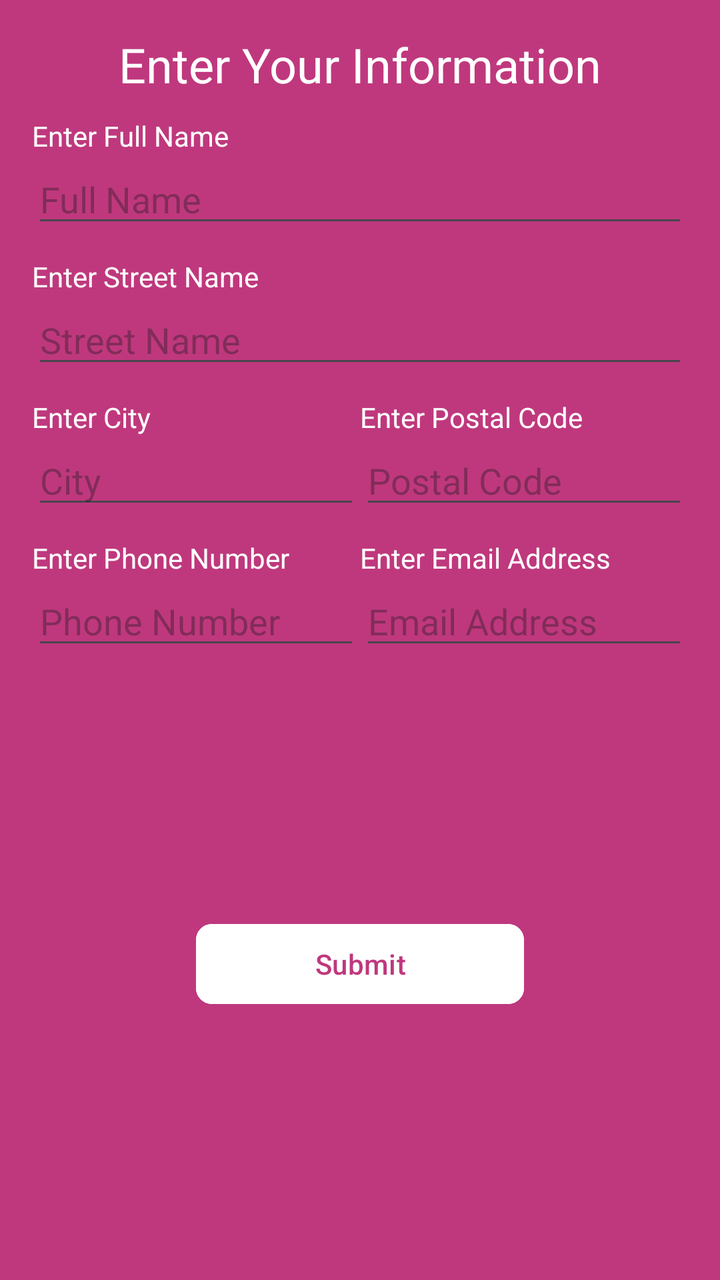
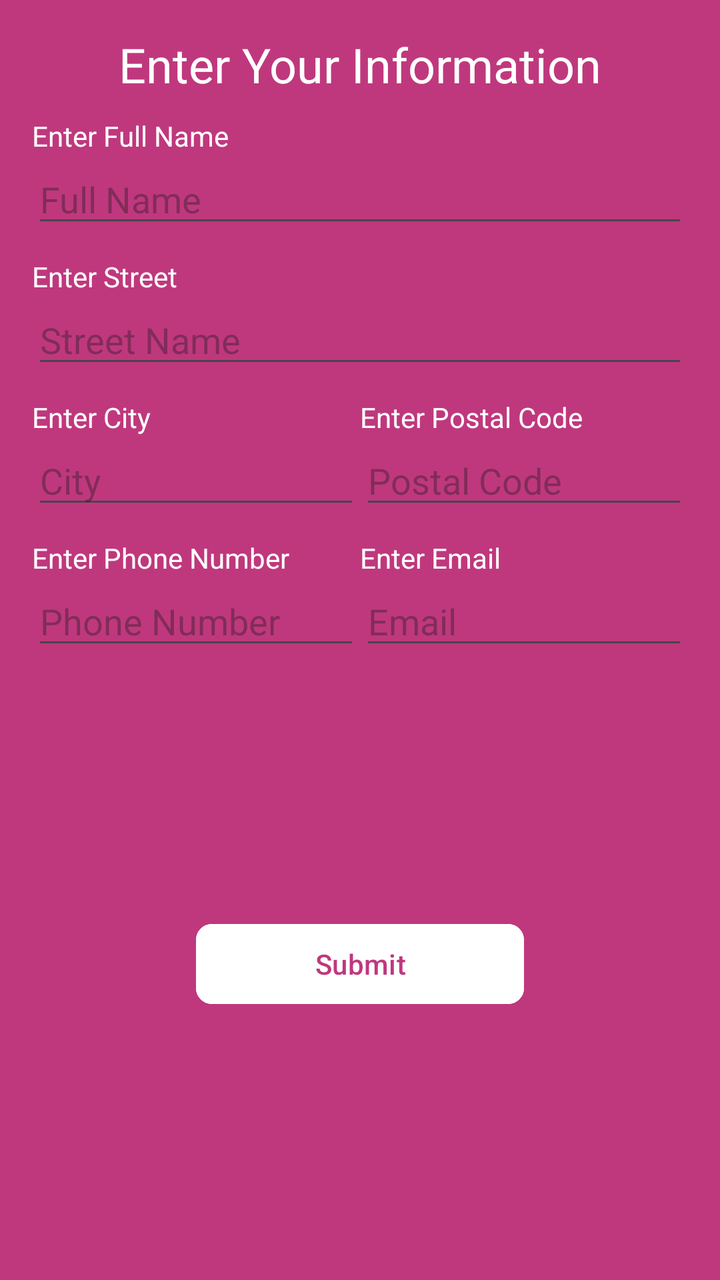

The first picture is an Android layout as it rendered before a commit; the second is the same layout after the commit. The layout source and the unified diff follow.
<!-- AndroidManifest.xml: application theme Theme.Team10_MAPD711_ProjectMilestone2 -->
<!-- res/layout/activity_customer_info6.xml -->
<?xml version="1.0" encoding="utf-8"?>
<androidx.constraintlayout.widget.ConstraintLayout xmlns:android="http://schemas.android.com/apk/res/android"
    xmlns:app="http://schemas.android.com/apk/res-auto"
    xmlns:tools="http://schemas.android.com/tools"
    android:layout_width="match_parent"
    android:layout_height="match_parent"
    android:background="#BF387D"
    android:padding="16dp"
    tools:context=".CustomerInfoActivity6">

    <TextView
        android:id="@+id/titleTextView"
        android:layout_width="wrap_content"
        android:layout_height="wrap_content"
        android:text="Enter Your Information"
        android:textColor="@color/white"
        android:textSize="24sp"
        app:layout_constraintEnd_toEndOf="parent"
        app:layout_constraintStart_toStartOf="parent"
        app:layout_constraintTop_toTopOf="parent" />

    <androidx.constraintlayout.widget.Guideline
        android:id="@+id/guideline"
        android:layout_width="wrap_content"
        android:layout_height="wrap_content"
        android:orientation="vertical"
        app:layout_constraintGuide_percent="0.5" />

    
    <TextView
        android:id="@+id/fullNameLabel"
        android:layout_width="0dp"
        android:layout_height="wrap_content"
        android:layout_marginTop="10dp"
        android:text="Enter Full Name"
        android:textColor="@color/white"
        app:layout_constraintEnd_toStartOf="@+id/guideline"
        app:layout_constraintStart_toStartOf="parent"
        app:layout_constraintTop_toBottomOf="@+id/titleTextView" />

    <EditText
        android:id="@+id/fullNameEditText"
        android:layout_width="0dp"
        android:layout_height="wrap_content"
        android:hint="Full Name"
        android:inputType="textPersonName"
        android:textColor="@color/white"
        app:layout_constraintEnd_toEndOf="parent"
        app:layout_constraintStart_toStartOf="parent"
        app:layout_constraintTop_toBottomOf="@+id/fullNameLabel" />

    
    <TextView
        android:id="@+id/streetNameLabel"
        android:layout_width="0dp"
        android:layout_height="wrap_content"
        android:layout_marginTop="10dp"
        android:text="Enter Street Name"
        android:textColor="@color/white"
        app:layout_constraintEnd_toStartOf="@+id/guideline"
        app:layout_constraintStart_toStartOf="parent"
        app:layout_constraintTop_toBottomOf="@+id/fullNameEditText" />

    <EditText
        android:id="@+id/streetNameEditText"
        android:layout_width="0dp"
        android:layout_height="wrap_content"
        android:hint="Street Name"
        android:inputType="text"
        android:textColor="@color/white"
        app:layout_constraintEnd_toEndOf="parent"
        app:layout_constraintStart_toStartOf="parent"
        app:layout_constraintTop_toBottomOf="@+id/streetNameLabel" />

    
    <TextView
        android:id="@+id/cityLabel"
        android:layout_width="0dp"
        android:layout_height="wrap_content"
        android:layout_marginTop="10dp"
        android:text="Enter City"
        android:textColor="@color/white"
        app:layout_constraintEnd_toStartOf="@+id/guideline"
        app:layout_constraintStart_toStartOf="parent"
        app:layout_constraintTop_toBottomOf="@+id/streetNameEditText" />

    <EditText
        android:id="@+id/cityEditText"
        android:layout_width="0dp"
        android:layout_height="wrap_content"
        android:hint="City"
        android:inputType="text"
        android:textColor="@color/white"
        app:layout_constraintEnd_toStartOf="@+id/guideline"
        app:layout_constraintStart_toStartOf="parent"
        app:layout_constraintTop_toBottomOf="@+id/cityLabel" />

    <TextView
        android:id="@+id/postalCodeLabel"
        android:layout_width="0dp"
        android:layout_height="wrap_content"
        android:layout_marginTop="10dp"
        android:text="Enter Postal Code"
        android:textColor="@color/white"
        app:layout_constraintEnd_toEndOf="parent"
        app:layout_constraintStart_toEndOf="@+id/guideline"
        app:layout_constraintTop_toBottomOf="@+id/streetNameEditText" />

    <EditText
        android:id="@+id/postalCodeEditText"
        android:layout_width="0dp"
        android:layout_height="wrap_content"
        android:hint="Postal Code"
        android:inputType="textPostalAddress"
        android:textColor="@color/white"
        app:layout_constraintEnd_toEndOf="parent"
        app:layout_constraintStart_toEndOf="@+id/guideline"
        app:layout_constraintTop_toBottomOf="@+id/postalCodeLabel" />


    
    <TextView
        android:id="@+id/phoneLabel"
        android:layout_width="0dp"
        android:layout_height="wrap_content"
        android:layout_marginTop="10dp"
        android:text="Enter Phone Number"
        android:textColor="@color/white"
        app:layout_constraintEnd_toStartOf="@+id/guideline"
        app:layout_constraintStart_toStartOf="parent"
        app:layout_constraintTop_toBottomOf="@+id/cityEditText" />

    <EditText
        android:id="@+id/phoneEditText"
        android:layout_width="0dp"
        android:layout_height="wrap_content"
        android:hint="Phone Number"
        android:inputType="phone"
        android:textColor="@color/white"
        app:layout_constraintEnd_toStartOf="@+id/guideline"
        app:layout_constraintStart_toStartOf="parent"
        app:layout_constraintTop_toBottomOf="@+id/phoneLabel" />

    <TextView
        android:id="@+id/emailLabel"
        android:layout_width="0dp"
        android:layout_height="wrap_content"
        android:layout_marginTop="10dp"
        android:text="Enter Email Address"
        android:textColor="@color/white"
        app:layout_constraintEnd_toEndOf="parent"
        app:layout_constraintStart_toEndOf="@+id/guideline"
        app:layout_constraintTop_toBottomOf="@+id/postalCodeEditText" />

    <EditText
        android:id="@+id/emailEditText"
        android:layout_width="0dp"
        android:layout_height="wrap_content"
        android:hint="Email Address"
        android:inputType="textEmailAddress"
        android:textColor="@color/white"
        app:layout_constraintEnd_toEndOf="parent"
        app:layout_constraintStart_toEndOf="@+id/guideline"
        app:layout_constraintTop_toBottomOf="@+id/emailLabel" />


    
    <Button
        android:id="@+id/submitButton"
        android:layout_width="0dp"
        android:layout_height="wrap_content"
        android:layout_marginTop="10dp"
        android:backgroundTint="@color/white"
        android:text="Submit"
        android:textColor="#BF387D"
        app:cornerRadius="8dp"
        app:layout_constraintBottom_toBottomOf="parent"
        app:layout_constraintEnd_toEndOf="parent"
        app:layout_constraintStart_toStartOf="parent"
        app:layout_constraintTop_toBottomOf="@id/emailEditText"
        app:layout_constraintWidth_percent="0.5" />

</androidx.constraintlayout.widget.ConstraintLayout>
<!-- resources referenced by this layout -->
<resources>
  <color name="white">#FFFFFFFF</color>
  <style name="Theme.Team10_MAPD711_ProjectMilestone2" parent="Base.Theme.Team10_MAPD711_ProjectMilestone2" />
  <style name="Base.Theme.Team10_MAPD711_ProjectMilestone2" parent="Theme.Material3.DayNight.NoActionBar">
          
          
      </style>
</resources>

<!-- the commit's change to res/layout/activity_customer_info6.xml (unified diff, before → after) -->
@@ -32,7 +32,7 @@
         android:layout_width="0dp"
         android:layout_height="wrap_content"
         android:layout_marginTop="10dp"
-        android:text="Enter Full Name"
+        android:text="@string/full_name_label"
         android:textColor="@color/white"
         app:layout_constraintEnd_toStartOf="@+id/guideline"
         app:layout_constraintStart_toStartOf="parent"
@@ -42,7 +42,7 @@
         android:id="@+id/fullNameEditText"
         android:layout_width="0dp"
         android:layout_height="wrap_content"
-        android:hint="Full Name"
+        android:hint="@string/full_name_editText"
         android:inputType="textPersonName"
         android:textColor="@color/white"
         app:layout_constraintEnd_toEndOf="parent"
@@ -55,7 +55,7 @@
         android:layout_width="0dp"
         android:layout_height="wrap_content"
         android:layout_marginTop="10dp"
-        android:text="Enter Street Name"
+        android:text="@string/enter_street_label"
         android:textColor="@color/white"
         app:layout_constraintEnd_toStartOf="@+id/guideline"
         app:layout_constraintStart_toStartOf="parent"
@@ -78,7 +78,7 @@
         android:layout_width="0dp"
         android:layout_height="wrap_content"
         android:layout_marginTop="10dp"
-        android:text="Enter City"
+        android:text="@string/enter_city_label"
         android:textColor="@color/white"
         app:layout_constraintEnd_toStartOf="@+id/guideline"
         app:layout_constraintStart_toStartOf="parent"
@@ -88,7 +88,7 @@
         android:id="@+id/cityEditText"
         android:layout_width="0dp"
         android:layout_height="wrap_content"
-        android:hint="City"
+        android:hint="@string/enter_city_editText"
         android:inputType="text"
         android:textColor="@color/white"
         app:layout_constraintEnd_toStartOf="@+id/guideline"
@@ -100,7 +100,7 @@
         android:layout_width="0dp"
         android:layout_height="wrap_content"
         android:layout_marginTop="10dp"
-        android:text="Enter Postal Code"
+        android:text="@string/enter_postal_code_label"
         android:textColor="@color/white"
         app:layout_constraintEnd_toEndOf="parent"
         app:layout_constraintStart_toEndOf="@+id/guideline"
@@ -110,7 +110,7 @@
         android:id="@+id/postalCodeEditText"
         android:layout_width="0dp"
         android:layout_height="wrap_content"
-        android:hint="Postal Code"
+        android:hint="@string/postal_code_editText"
         android:inputType="textPostalAddress"
         android:textColor="@color/white"
         app:layout_constraintEnd_toEndOf="parent"
@@ -124,7 +124,7 @@
         android:layout_width="0dp"
         android:layout_height="wrap_content"
         android:layout_marginTop="10dp"
-        android:text="Enter Phone Number"
+        android:text="@string/phone_number_label"
         android:textColor="@color/white"
         app:layout_constraintEnd_toStartOf="@+id/guideline"
         app:layout_constraintStart_toStartOf="parent"
@@ -134,7 +134,7 @@
         android:id="@+id/phoneEditText"
         android:layout_width="0dp"
         android:layout_height="wrap_content"
-        android:hint="Phone Number"
+        android:hint="@string/phone_number_editText"
         android:inputType="phone"
         android:textColor="@color/white"
         app:layout_constraintEnd_toStartOf="@+id/guideline"
@@ -146,7 +146,7 @@
         android:layout_width="0dp"
         android:layout_height="wrap_content"
         android:layout_marginTop="10dp"
-        android:text="Enter Email Address"
+        android:text="@string/enter_email_label"
         android:textColor="@color/white"
         app:layout_constraintEnd_toEndOf="parent"
         app:layout_constraintStart_toEndOf="@+id/guideline"
@@ -156,7 +156,7 @@
         android:id="@+id/emailEditText"
         android:layout_width="0dp"
         android:layout_height="wrap_content"
-        android:hint="Email Address"
+        android:hint="@string/email_editText"
         android:inputType="textEmailAddress"
         android:textColor="@color/white"
         app:layout_constraintEnd_toEndOf="parent"
@@ -171,7 +171,7 @@
         android:layout_height="wrap_content"
         android:layout_marginTop="10dp"
         android:backgroundTint="@color/white"
-        android:text="Submit"
+        android:text="@string/submit_btn"
         android:textColor="#BF387D"
         app:cornerRadius="8dp"
         app:layout_constraintBottom_toBottomOf="parent"
<!-- resource entries referenced after the edit -->
@@ -1,6 +1,18 @@
 <!-- resources referenced by this layout -->
 <resources>
   <color name="white">#FFFFFFFF</color>
+  <string name="email_editText">Email</string>
+  <string name="enter_city_editText">City</string>
+  <string name="enter_city_label">Enter City</string>
+  <string name="enter_email_label">Enter Email</string>
+  <string name="enter_postal_code_label">Enter Postal Code</string>
+  <string name="enter_street_label">Enter Street</string>
+  <string name="full_name_editText">Full Name</string>
+  <string name="full_name_label">Enter Full Name</string>
+  <string name="phone_number_editText">Phone Number</string>
+  <string name="phone_number_label">Enter Phone Number</string>
+  <string name="postal_code_editText">Postal Code</string>
+  <string name="submit_btn">Submit</string>
   <style name="Theme.Team10_MAPD711_ProjectMilestone2" parent="Base.Theme.Team10_MAPD711_ProjectMilestone2" />
   <style name="Base.Theme.Team10_MAPD711_ProjectMilestone2" parent="Theme.Material3.DayNight.NoActionBar">
           
